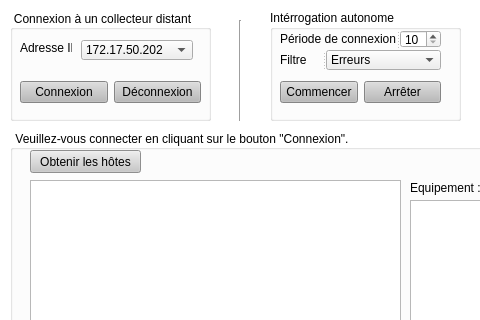
Old version of the form Superviseur/QSuperviseur/fen_superviseur.ui in the repository SNIRNagios/FinalRemy; both pictures show x 0 to 480 and y 0 to 320 of the 872 by 738 pixel window.
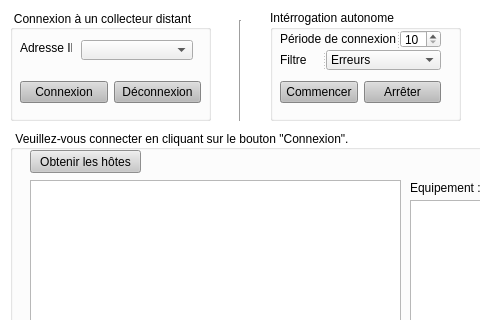
New version of the form.

Diff of the .ui file:
```diff
--- a/Superviseur/QSuperviseur/fen_superviseur.ui
+++ b/Superviseur/QSuperviseur/fen_superviseur.ui
@@ -288,11 +288,6 @@
     <property name="styleSheet">
      <string notr="true"/>
     </property>
-    <item>
-     <property name="text">
-      <string>172.17.50.202</string>
-     </property>
-    </item>
    </widget>
   </widget>
   <widget class="QToolButton" name="toolButton">
```
